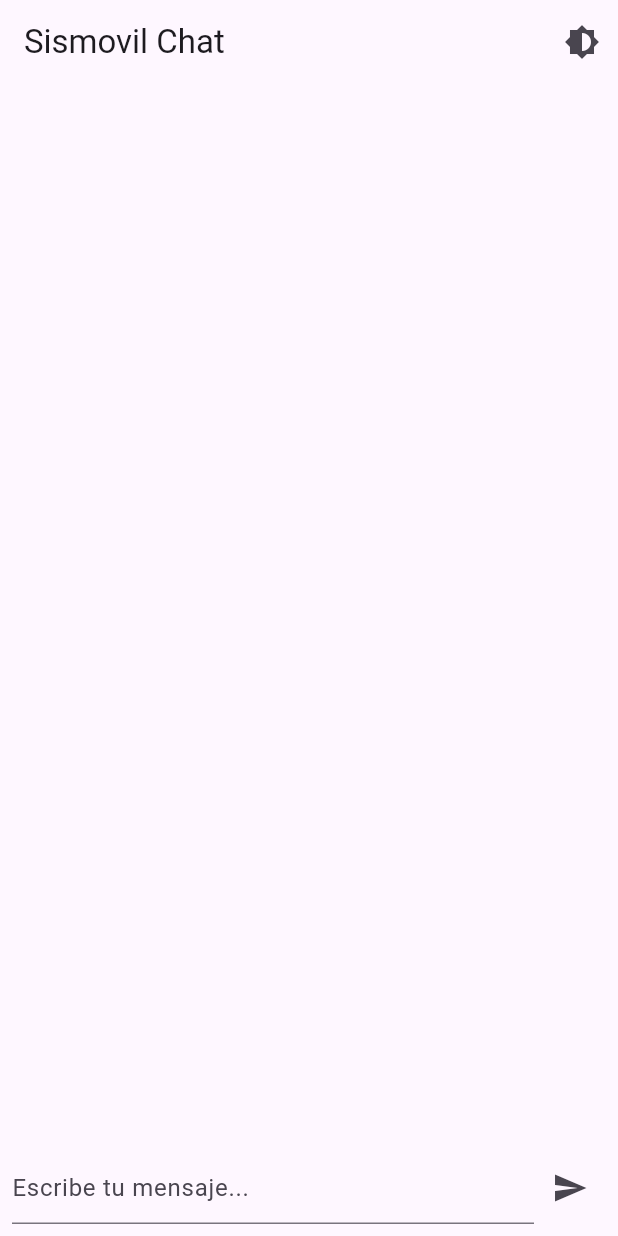
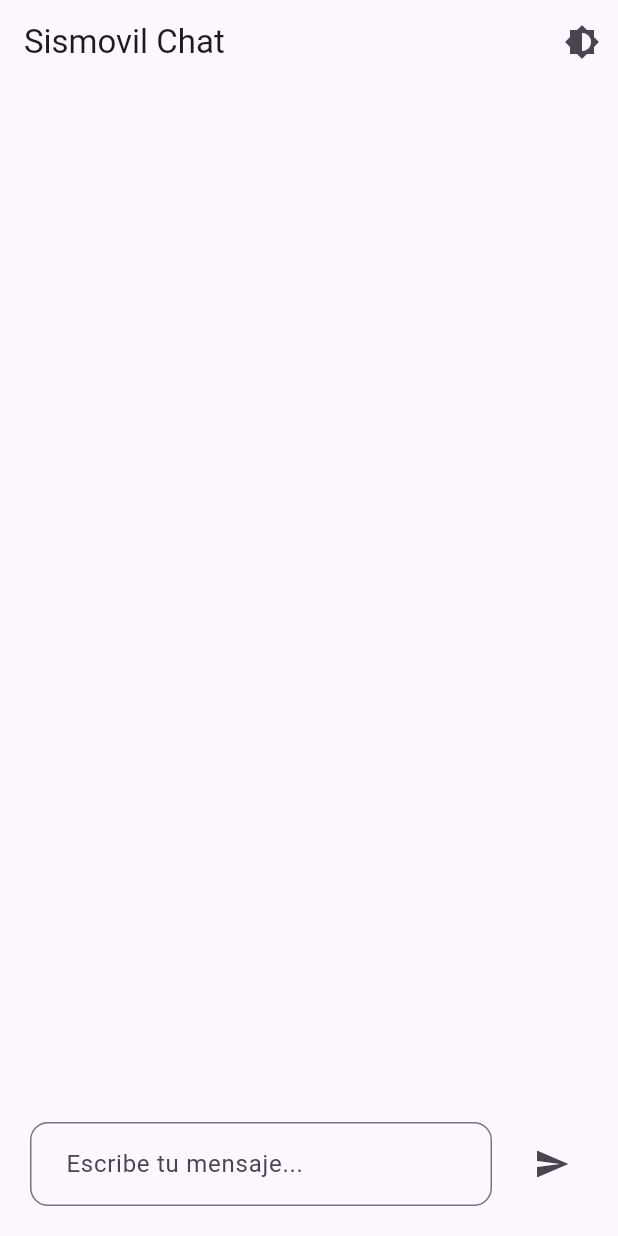
Before and after one commit to juandag97/sismovil-workshop, a Flutter app: the screen it shows after launch, on a phone screen of 412 x 824 dp. Run offline on Flutter 3.47's test engine with Material 3 defaults, Android fonts, the phone set to English and light mode, and no system bars; our stand-ins replace flutter_dotenv.

Commit message:
Stable version

```diff
--- a/lib/main.dart
+++ b/lib/main.dart
@@ -1,13 +1,14 @@
 import 'package:flutter/material.dart';
 import 'package:http/http.dart' as http;
-// import 'package:flutter_dotenv/flutter_dotenv.dart';
+import 'package:flutter_dotenv/flutter_dotenv.dart';
 import 'dart:convert';
+import 'dart:io';
 import 'package:provider/provider.dart';
 import 'theme_provider.dart';
 
 void main() async {
   // Load the .env file
-  // await dotenv.load(fileName: "../.env");
+  await dotenv.load(fileName: "assets/.env");
   runApp(
     ChangeNotifierProvider(
       create: (_) => ThemeProvider(),
@@ -44,8 +45,7 @@ class _ChatPageState extends State<ChatPage> {
   bool _isLoading = false;
 
   // Reemplaza con tu API key de OpenAI
-  final String apiKey = 'YOUR-API-KEY';
-  // final String apiKey = dotenv.env['OPENAI_API_KEY'] ?? '';
+  final String apiKey = dotenv.env['OPENAI_API_KEY'] ?? '';
   Future<void> _sendMessage(String message) async {
     setState(() {
       _messages.add({'sender': 'user', 'text': message});
@@ -66,21 +66,21 @@ class _ChatPageState extends State<ChatPage> {
     final response = await http.post(
       Uri.parse(apiUrl),
       headers: {
-        'Content-Type': 'application/json',
+        'Content-Type': 'application/json; charset=utf-8',
         'Authorization': 'Bearer $apiKey',
       },
-      body: json.encode({
+      body: utf8.encode(json.encode({
         'model': 'gpt-3.5-turbo',
         'messages': [
           {'role': 'system', 'content': 'You are a helpful assistant.'},
           {'role': 'user', 'content': message},
         ],
         'max_tokens': 100,
-      }),
+      })),
     );
 
     if (response.statusCode == 200) {
-      final data = json.decode(response.body);
+      final data = json.decode(utf8.decode(response.bodyBytes));
       final reply = data['choices'][0]['message']['content'];
       return reply.trim();
     } else {
@@ -124,7 +124,8 @@ class _ChatPageState extends State<ChatPage> {
           ),
           if (_isLoading) CircularProgressIndicator(),
           Padding(
-            padding: const EdgeInsets.all(8.0),
+            padding: const EdgeInsets.fromLTRB(
+                20.0, 12.0, 20.0, 20.0), // Further increased padding
             child: Row(
               children: [
                 Expanded(
@@ -132,9 +133,18 @@ class _ChatPageState extends State<ChatPage> {
                     controller: _controller,
                     decoration: InputDecoration(
                       hintText: 'Escribe tu mensaje...',
+                      contentPadding: EdgeInsets.symmetric(
+                          horizontal: 20.0,
+                          vertical: 16.0), // Increased padding inside TextField
+                      border: OutlineInputBorder(
+                        borderRadius: BorderRadius.circular(12.0),
+                      ), // Added rounded border for a more spacious appearance
                     ),
                   ),
                 ),
+                SizedBox(
+                    width:
+                        16), // Increased spacing between TextField and IconButton
                 IconButton(
                   icon: Icon(Icons.send),
                   onPressed: () {
--- a/pubspec.yaml
+++ b/pubspec.yaml
@@ -61,6 +61,10 @@ flutter:
   # the material Icons class.
   uses-material-design: true
 
+  # Add assets section
+  assets:
+    - assets/.env
+
   # To add assets to your application, add an assets section, like this:
   # assets:
     # - .env
```
